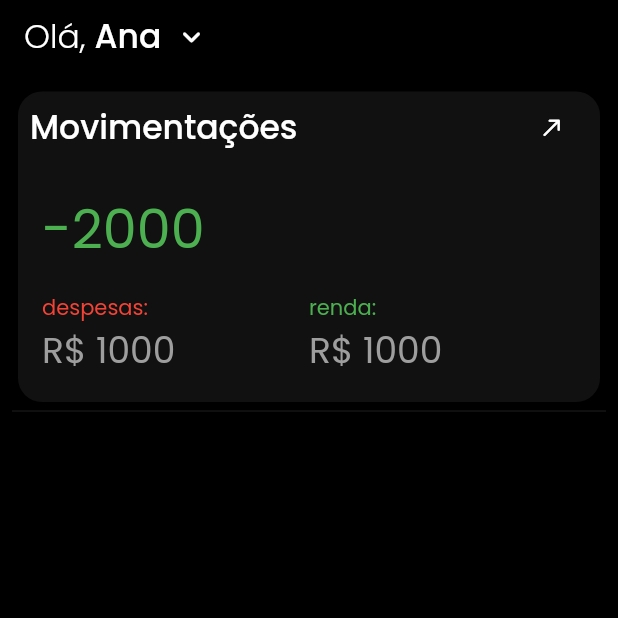
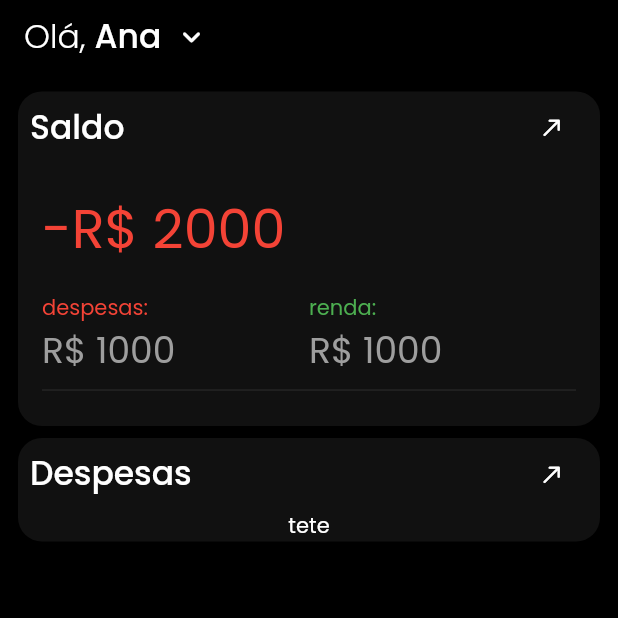
Before and after one commit to juliobissoli/RenterApp, a Flutter app: the screen it shows after launch, on a phone screen of 412 x 824 dp, the top half of it. Run offline on Flutter 3.47's test engine with Material 2 defaults, Android fonts, the phone set to English and light mode, and no system bars; our stand-ins replace google_fonts; missing offline and left inert: dart:ffi.

Commit message:
Criação do card defalt

```diff
--- /dev/null
+++ b/lib/components/communs/car-buttom.dart
@@ -0,0 +1,30 @@
+import 'package:flutter/material.dart';
+import 'package:renter_app/components/communs/title-buttom.dart';
+
+class CardButtom extends StatelessWidget {
+  final String title;
+  final Widget child;
+  final VoidCallback? onClock;
+
+  CardButtom({Key? key, required this.title, required this.child, this.onClock})
+      : super(key: key);
+
+  @override
+  Widget build(BuildContext context) {
+    return Card(
+      shape: RoundedRectangleBorder(
+        borderRadius: BorderRadius.circular(16),
+      ),
+      child: Column(children: [
+        Padding(
+          padding: const EdgeInsets.symmetric(horizontal: 8),
+          child: TitleButtom(
+            title: this.title,
+            onClock: this.onClock,
+          ),
+        ),
+        this.child
+      ]),
+    );
+  }
+}
--- a/lib/components/communs/title-buttom.dart
+++ b/lib/components/communs/title-buttom.dart
@@ -1,21 +1,28 @@
 import 'package:flutter/material.dart';
 
 class TitleButtom extends StatelessWidget {
-  final Icon? icon;
-  TitleButtom({Key? key, this.icon})
-      : assert(icon == null),
-        super(key: key);
+  final IconData? icon;
+  final String title;
+  final VoidCallback? onClock;
+  TitleButtom(
+      {Key? key,
+      this.icon = Icons.call_made_rounded,
+      required this.title,
+      required this.onClock})
+      : super(key: key);
 
   @override
   Widget build(BuildContext context) {
-    return Row(
+    return InkWell(
+        onTap: this.onClock,
+        child: Row(
           mainAxisAlignment: MainAxisAlignment.spaceBetween,
           children: [
             Column(
               crossAxisAlignment: CrossAxisAlignment.start,
               children: [
                 Text(
-              'Movimentações',
+                  this.title,
                   style: TextStyle(
                       fontSize: 22,
                       color: Colors.white,
@@ -31,16 +38,14 @@ class TitleButtom extends StatelessWidget {
               ],
             ),
             IconButton(
-          onPressed: () {
-            print('clico');
-          },
+              onPressed: this.onClock,
               icon: Icon(
-            Icons.call_made_rounded,
+                this.icon,
                 size: 18,
               ),
               color: Colors.white,
             ),
           ],
-    );
+        ));
   }
 }
--- a/lib/components/home/balance-card.dart
+++ b/lib/components/home/balance-card.dart
@@ -1,23 +1,17 @@
 import 'package:flutter/material.dart';
 import 'package:renter_app/components/communs/title-buttom.dart';
+
+import '../communs/car-buttom.dart';
 
 class BalanceCard extends StatelessWidget {
   BalanceCard({Key? key}) : super(key: key);
 
   @override
   Widget build(BuildContext context) {
-    return InkWell(
-        onTap: () {
-          print("Aciona o router");
-        },
-        child: Column(
-          children: [
-            Padding(
-              padding: const EdgeInsets.symmetric(horizontal: 8),
-              child: TitleButtom(),
-            ),
-
-            Padding(
+    return CardButtom(
+        title: 'Saldo',
+        onClock: () {},
+        child: Padding(
           padding: const EdgeInsets.all(16.0),
           child: Column(
             crossAxisAlignment: CrossAxisAlignment.start,
@@ -25,11 +19,11 @@ class BalanceCard extends StatelessWidget {
               Padding(
                   padding: const EdgeInsets.only(bottom: 16),
                   child: Text(
-                        '-2000',
+                    '-R\$ 2000',
                     style: TextStyle(
                         fontSize: 36,
                         fontWeight: FontWeight.normal,
-                            color: Colors.green),
+                        color: Colors.red),
                   )),
               Row(
                 mainAxisAlignment: MainAxisAlignment.center,
@@ -44,8 +38,7 @@ class BalanceCard extends StatelessWidget {
                         ),
                         Text(
                           "R\$ 1000",
-                              style:
-                                  TextStyle(color: Colors.grey, fontSize: 24),
+                          style: TextStyle(color: Colors.grey, fontSize: 24),
                         )
                       ],
                     ),
@@ -56,24 +49,21 @@ class BalanceCard extends StatelessWidget {
                       children: [
                         Text(
                           'renda:',
-                              style:
-                                  TextStyle(color: Colors.green, fontSize: 14),
+                          style: TextStyle(color: Colors.green, fontSize: 14),
                         ),
                         Text(
                           "R\$ 1000",
-                              style:
-                                  TextStyle(color: Colors.grey, fontSize: 24),
+                          style: TextStyle(color: Colors.grey, fontSize: 24),
                         )
                       ],
                     ),
                   )
                 ],
-                  )
+              ),
+              Divider()
             ],
           ),
-            ),
+        ));
     // ),
-          ],
-        ));
   }
 }
--- /dev/null
+++ b/lib/components/home/expenses-card-home.dart
@@ -0,0 +1,23 @@
+import 'package:flutter/material.dart';
+
+import '../communs/car-buttom.dart';
+
+class ExpensesCardHome extends StatefulWidget {
+  ExpensesCardHome({Key? kay}) : super(key: kay);
+
+  @override
+  _ExpensesCardHomeState createState() => _ExpensesCardHomeState();
+}
+
+class _ExpensesCardHomeState extends State<ExpensesCardHome> {
+  @override
+  Widget build(BuildContext context) {
+    return CardButtom(
+      title: 'Despesas',
+      onClock: () {
+        print("On click");
+      },
+      child: Text("tete"),
+    );
+  }
+}
--- a/lib/scream/home.dart
+++ b/lib/scream/home.dart
@@ -5,6 +5,7 @@ import 'package:flutter/material.dart';
 
 import '../components/home/app-bar-custon.dart';
 import '../components/home/balance-card.dart';
+import '../components/home/expenses-card-home.dart';
 import '../components/home/top-bar.dart';
 
 class HomeScream extends StatefulWidget {
@@ -25,15 +26,8 @@ class _HomeScreamState extends State<HomeScream> {
           child: ListView(
             padding: const EdgeInsets.all(8),
             children: <Widget>[
-              Card(
-                shape: RoundedRectangleBorder(
-                  borderRadius: BorderRadius.circular(16),
-                ),
-                child: BalanceCard(),
-              ),
-              Divider(
-                height: 4,
-              )
+              BalanceCard(),
+              ExpensesCardHome(),
             ],
           ),
         ));
```
Lines whose indentation alone changed are shown as unchanged.
